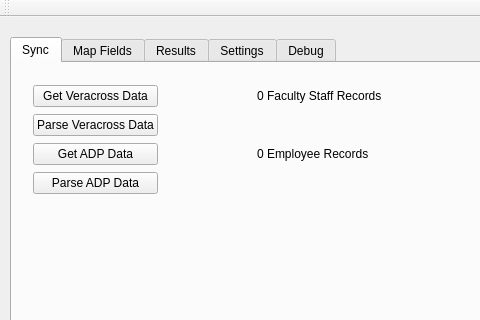
Old version of the form QT/ADP/mainwindow.ui in the repository beckf/vc-adp-sync; both pictures show x 0 to 480 and y 0 to 320 of the 772 by 555 pixel window.
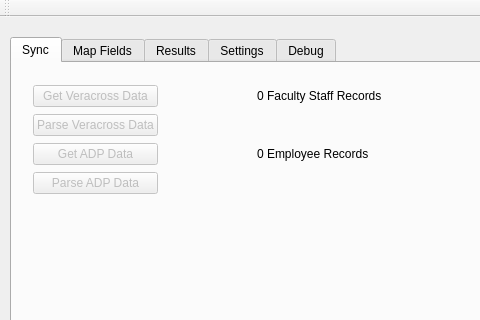
New version of the form.

```diff
--- a/QT/ADP/mainwindow.ui
+++ b/QT/ADP/mainwindow.ui
@@ -62,6 +62,9 @@
        </item>
        <item row="0" column="0">
         <widget class="QPushButton" name="getVCDataButton">
+         <property name="enabled">
+          <bool>false</bool>
+         </property>
          <property name="text">
           <string>Get Veracross Data</string>
          </property>
@@ -69,6 +72,9 @@
        </item>
        <item row="1" column="0">
         <widget class="QPushButton" name="parseVCDataButton">
+         <property name="enabled">
+          <bool>false</bool>
+         </property>
          <property name="text">
           <string>Parse Veracross Data</string>
          </property>
@@ -97,6 +103,9 @@
        </item>
        <item row="2" column="0">
         <widget class="QPushButton" name="btn_getADPData">
+         <property name="enabled">
+          <bool>false</bool>
+         </property>
          <property name="text">
           <string>Get ADP Data</string>
          </property>
@@ -111,6 +120,9 @@
        </item>
        <item row="3" column="0">
         <widget class="QPushButton" name="btn_parseADPData">
+         <property name="enabled">
+          <bool>false</bool>
+         </property>
          <property name="text">
           <string>Parse ADP Data</string>
          </property>
```
